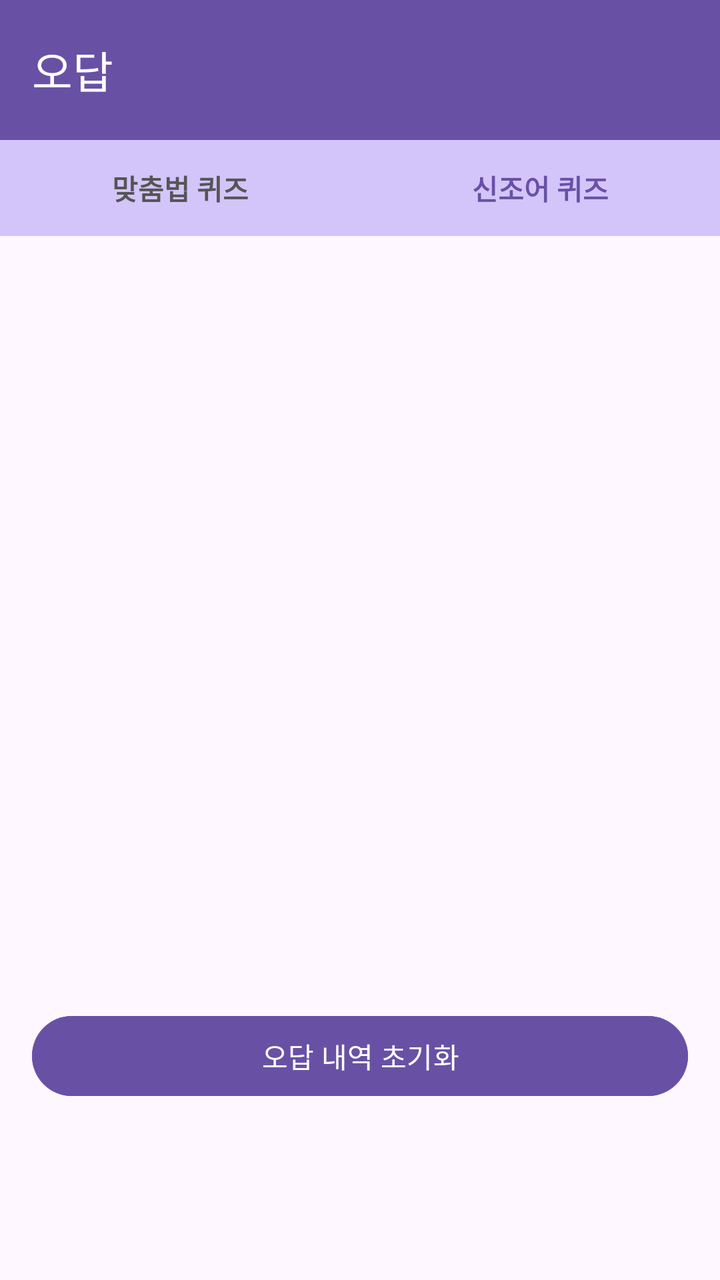
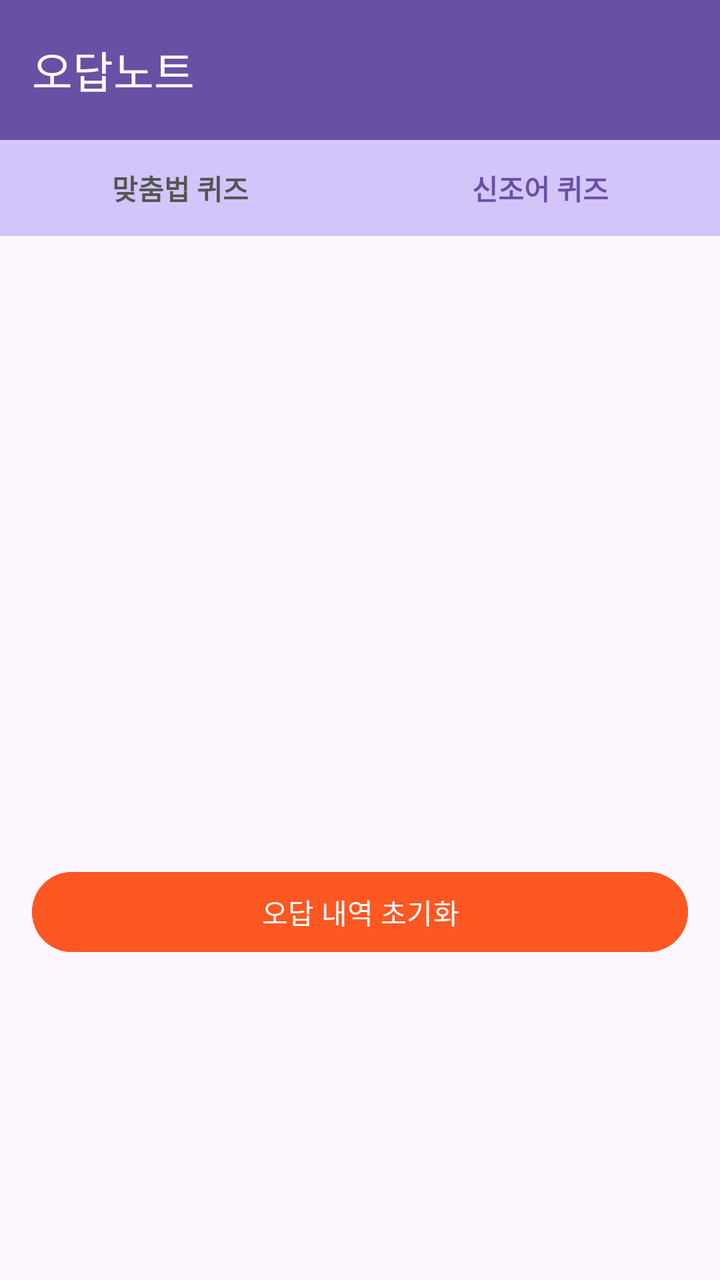

The first picture is an Android layout as it rendered before a commit; the second is the same layout after the commit. The layout source and the unified diff follow.
<!-- AndroidManifest.xml: application theme Theme.GURU2 -->
<!-- res/layout/activity_wrong_note.xml -->
<?xml version="1.0" encoding="utf-8"?>
<androidx.constraintlayout.widget.ConstraintLayout
    xmlns:android="http://schemas.android.com/apk/res/android"
    xmlns:app="http://schemas.android.com/apk/res-auto"
    xmlns:tools="http://schemas.android.com/tools"
    android:layout_width="match_parent"
    android:layout_height="match_parent">

    
    <com.google.android.material.appbar.MaterialToolbar
        android:id="@+id/toolbar"
        android:layout_width="0dp"
        android:layout_height="70dp"
        android:background="#6851A5"
        app:title="오답"
        app:titleTextColor="@android:color/white"
        app:layout_constraintTop_toTopOf="parent"
        app:layout_constraintStart_toStartOf="parent"
        app:layout_constraintEnd_toEndOf="parent"/>

    
    <LinearLayout
        android:id="@+id/subBar"
        android:layout_width="0dp"
        android:layout_height="48dp"
        android:orientation="horizontal"
        android:background="#FFFFFF"
        app:layout_constraintTop_toBottomOf="@id/toolbar"
        app:layout_constraintStart_toStartOf="parent"
        app:layout_constraintEnd_toEndOf="parent">

        <TextView
            android:id="@+id/btnGrammar"
            android:layout_width="0dp"
            android:layout_height="match_parent"
            android:layout_weight="1"
            android:background="@color/choice_default"
            android:gravity="center"
            android:text="맞춤법 퀴즈"
            android:textColor="#555555"
            android:textStyle="bold" />

        <TextView
            android:id="@+id/btnSlang"
            android:layout_width="0dp"
            android:layout_height="match_parent"
            android:layout_weight="1"
            android:background="@color/choice_default"
            android:gravity="center"
            android:text="신조어 퀴즈"
            android:textColor="#6851A5"
            android:textStyle="bold" />
    </LinearLayout>

    
    <Button
        android:id="@+id/btnClearWrong"
        android:layout_width="0dp"
        android:layout_height="48dp"
        android:layout_marginStart="16dp"
        android:layout_marginEnd="16dp"
        android:layout_marginBottom="88dp"
        android:backgroundTint="@color/choice_selected"
        android:text="오답 내역 초기화"
        android:textColor="@color/white"
        app:layout_constraintBottom_toBottomOf="parent"
        app:layout_constraintEnd_toEndOf="parent"
        app:layout_constraintStart_toStartOf="parent" />

    
    <FrameLayout
        android:id="@+id/contentContainer"
        android:layout_width="0dp"
        android:layout_height="0dp"
        app:layout_constraintBottom_toTopOf="@id/btnClearWrong"
        app:layout_constraintEnd_toEndOf="parent"
        app:layout_constraintHorizontal_bias="1.0"
        app:layout_constraintStart_toStartOf="parent"
        app:layout_constraintTop_toBottomOf="@id/subBar"
        app:layout_constraintVertical_bias="0.0" />

</androidx.constraintlayout.widget.ConstraintLayout>
<!-- resources referenced by this layout -->
<resources>
  <color name="choice_default">#D3C5FA</color>
  <color name="choice_selected">#6851A5</color>
  <color name="white">#FFFFFFFF</color>
  <style name="Theme.GURU2" parent="Base.Theme.GURU2" />
  <style name="Base.Theme.GURU2" parent="Theme.Material3.DayNight.NoActionBar">
          
          
      </style>
</resources>

<!-- the commit's change to res/layout/activity_wrong_note.xml (unified diff, before → after) -->
@@ -1,24 +1,20 @@
 <?xml version="1.0" encoding="utf-8"?>
-<androidx.constraintlayout.widget.ConstraintLayout
-    xmlns:android="http://schemas.android.com/apk/res/android"
+<androidx.constraintlayout.widget.ConstraintLayout xmlns:android="http://schemas.android.com/apk/res/android"
     xmlns:app="http://schemas.android.com/apk/res-auto"
-    xmlns:tools="http://schemas.android.com/tools"
     android:layout_width="match_parent"
     android:layout_height="match_parent">
 
-    
     <com.google.android.material.appbar.MaterialToolbar
         android:id="@+id/toolbar"
         android:layout_width="0dp"
         android:layout_height="70dp"
         android:background="#6851A5"
-        app:title="오답"
+        app:title="오답노트"
         app:titleTextColor="@android:color/white"
         app:layout_constraintTop_toTopOf="parent"
         app:layout_constraintStart_toStartOf="parent"
         app:layout_constraintEnd_toEndOf="parent"/>
 
-    
     <LinearLayout
         android:id="@+id/subBar"
         android:layout_width="0dp"
@@ -50,33 +46,30 @@
             android:text="신조어 퀴즈"
             android:textColor="#6851A5"
             android:textStyle="bold" />
+
     </LinearLayout>
 
-    
+    <androidx.viewpager2.widget.ViewPager2
+        android:id="@+id/viewPager"
+        android:layout_width="0dp"
+        android:layout_height="0dp"
+        app:layout_constraintBottom_toTopOf="@id/btnClearWrong"
+        app:layout_constraintEnd_toEndOf="parent"
+        app:layout_constraintStart_toStartOf="parent"
+        app:layout_constraintTop_toBottomOf="@id/subBar" />
+
     <Button
         android:id="@+id/btnClearWrong"
         android:layout_width="0dp"
         android:layout_height="48dp"
         android:layout_marginStart="16dp"
         android:layout_marginEnd="16dp"
-        android:layout_marginBottom="88dp"
-        android:backgroundTint="@color/choice_selected"
+        android:layout_marginBottom="160dp"
+        android:backgroundTint="#FF5722"
         android:text="오답 내역 초기화"
-        android:textColor="@color/white"
+        android:textColor="@android:color/white"
         app:layout_constraintBottom_toBottomOf="parent"
         app:layout_constraintEnd_toEndOf="parent"
         app:layout_constraintStart_toStartOf="parent" />
 
-    
-    <FrameLayout
-        android:id="@+id/contentContainer"
-        android:layout_width="0dp"
-        android:layout_height="0dp"
-        app:layout_constraintBottom_toTopOf="@id/btnClearWrong"
-        app:layout_constraintEnd_toEndOf="parent"
-        app:layout_constraintHorizontal_bias="1.0"
-        app:layout_constraintStart_toStartOf="parent"
-        app:layout_constraintTop_toBottomOf="@id/subBar"
-        app:layout_constraintVertical_bias="0.0" />
-
 </androidx.constraintlayout.widget.ConstraintLayout>
<!-- resource entries referenced after the edit -->
@@ -1,8 +1,6 @@
 <!-- resources referenced by this layout -->
 <resources>
   <color name="choice_default">#D3C5FA</color>
-  <color name="choice_selected">#6851A5</color>
-  <color name="white">#FFFFFFFF</color>
   <style name="Theme.GURU2" parent="Base.Theme.GURU2" />
   <style name="Base.Theme.GURU2" parent="Theme.Material3.DayNight.NoActionBar">
           
